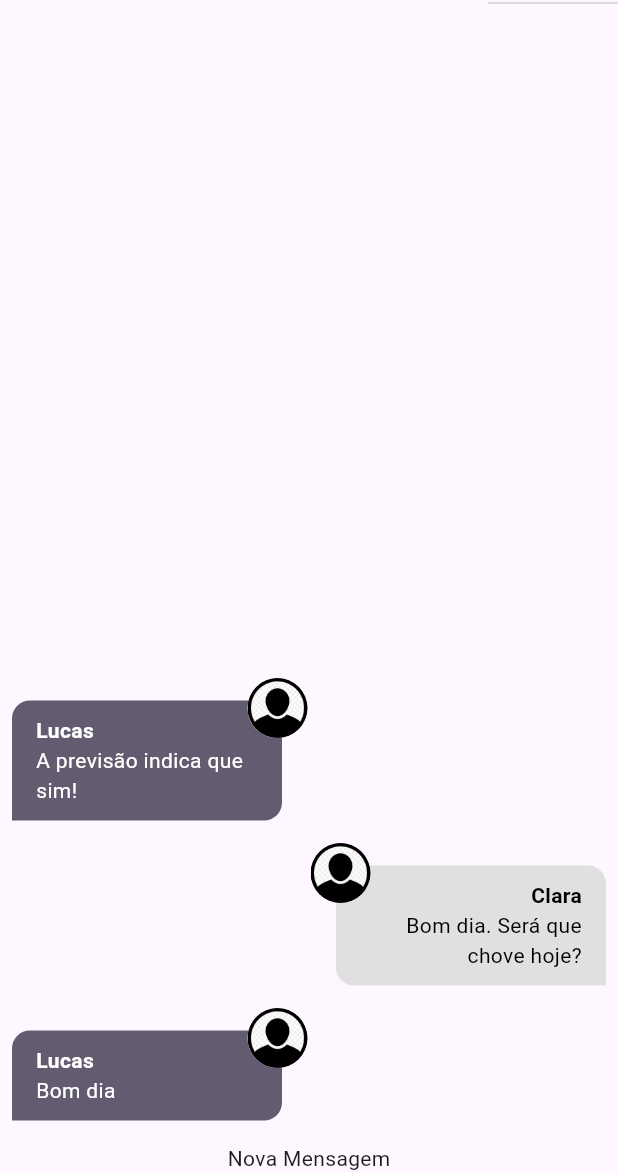
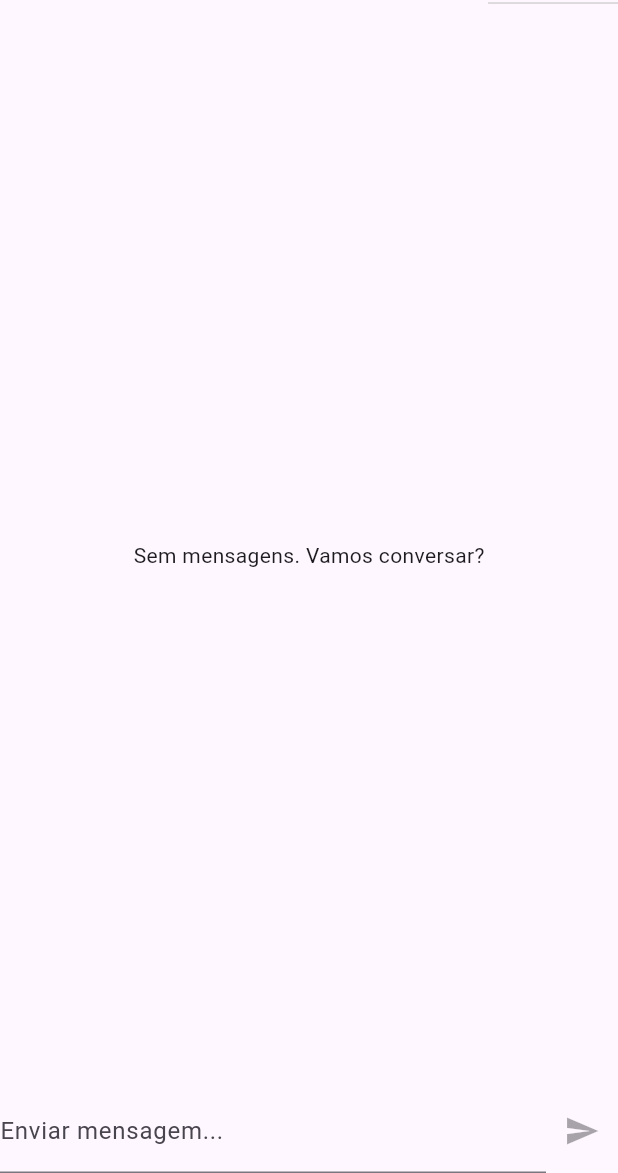
Before and after one commit to oJaciel/Chat-App, a Flutter app: the screen it shows after launch, on a phone screen of 412 x 824 dp, the part 63-1236 px from its top. Run offline on Flutter 3.47's test engine with Material 3 defaults, Android fonts, the phone set to English and light mode, and no system bars; our stand-ins replace image_picker; accounts and stored records are empty.

Commit message:
Enviando Nova Mensagem
Implementado o componente de nova mensagem,  agora podendo enviar mensagens.

Corrigido bug que fazia com que a ordem das mensagens ficassem ao contrário.

```diff
--- a/lib/components/new_message.dart
+++ b/lib/components/new_message.dart
@@ -1,12 +1,48 @@
+import 'package:chat/core/services/auth/auth_service.dart';
+import 'package:chat/core/services/chat/chat_service.dart';
 import 'package:flutter/material.dart';
 
-class NewMessage extends StatelessWidget {
+class NewMessage extends StatefulWidget {
   const NewMessage({super.key});
 
   @override
+  State<NewMessage> createState() => _NewMessageState();
+}
+
+class _NewMessageState extends State<NewMessage> {
+  String _message = '';
+  final _messageController = TextEditingController();
+
+  Future<void> _sendMessage() async {
+    final user = AuthService().currentUser;
+
+    if (user != null) {
+      await ChatService().save(_message, user);
+      _messageController.clear();
+    }
+  }
+
+  @override
   Widget build(BuildContext context) {
-    return Center(
-      child: Text('Nova Mensagem'),
+    return Row(
+      children: [
+        Expanded(
+          child: TextField(
+            controller: _messageController,
+            onChanged: (msg) => setState(() => _message = msg),
+            decoration: InputDecoration(labelText: 'Enviar mensagem...'),
+            onSubmitted: (_) {
+              if (_message.trim().isNotEmpty) {
+                _sendMessage();
+              }
+            },
+          ),
+        ),
+        IconButton(
+          onPressed: _message.trim().isEmpty ? null : _sendMessage,
+          icon: Icon(Icons.send),
+        ),
+      ],
     );
   }
 }
--- a/lib/core/services/chat/chat_mock_service.dart
+++ b/lib/core/services/chat/chat_mock_service.dart
@@ -6,32 +6,7 @@ import 'package:chat/core/models/chat_user.dart';
 import 'package:chat/core/services/chat/chat_service.dart';
 
 class ChatMockService implements ChatService {
-  static final List<ChatMessage> _msgs = [
-    ChatMessage(
-      id: '1',
-      text: 'Bom dia',
-      createdAt: DateTime.now(),
-      userId: '123',
-      userName: 'Lucas',
-      userImageURL: 'assets/images/avatar.png',
-    ),
-    ChatMessage(
-      id: '2',
-      text: 'Bom dia. Será que chove hoje?',
-      createdAt: DateTime.now(),
-      userId: '456',
-      userName: 'Clara',
-      userImageURL: 'assets/images/avatar.png',
-    ),
-    ChatMessage(
-      id: '3',
-      text: 'A previsão indica que sim!',
-      createdAt: DateTime.now(),
-      userId: '123',
-      userName: 'Lucas',
-      userImageURL: 'assets/images/avatar.png',
-    ),
-  ];
+  static final List<ChatMessage> _msgs = [];
   static MultiStreamController<List<ChatMessage>>? _controller;
   static final _msgsStream = Stream<List<ChatMessage>>.multi((controller) {
     _controller = controller;
@@ -53,7 +28,7 @@ class ChatMockService implements ChatService {
     );
 
     _msgs.add(newMessage);
-    _controller?.add(_msgs);
+    _controller?.add(_msgs.reversed.toList());
     return newMessage;
   }
 }
```
